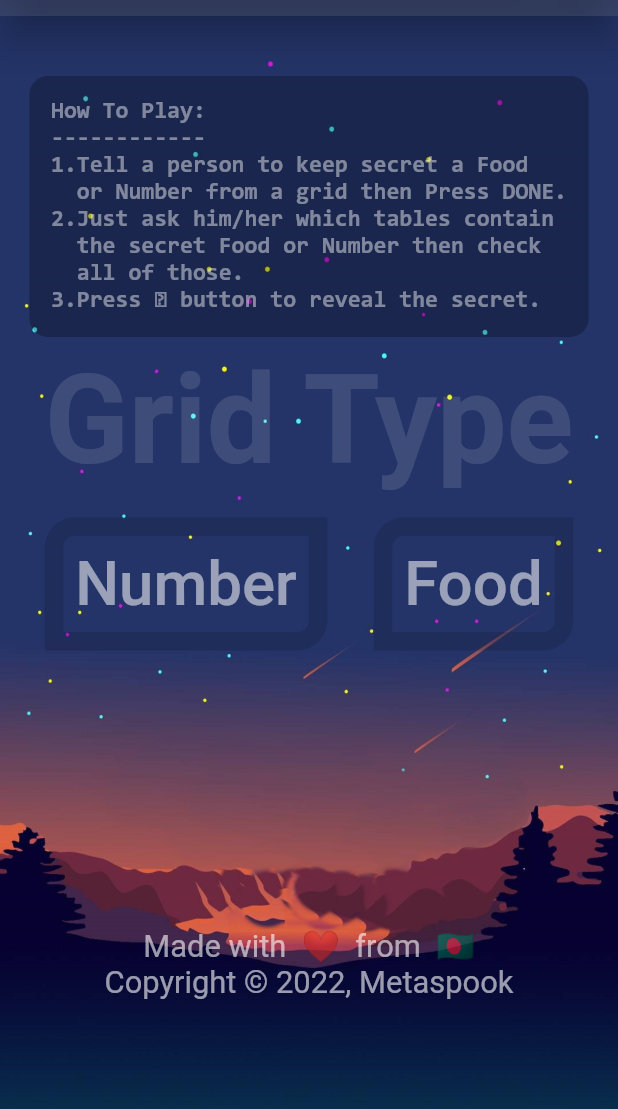
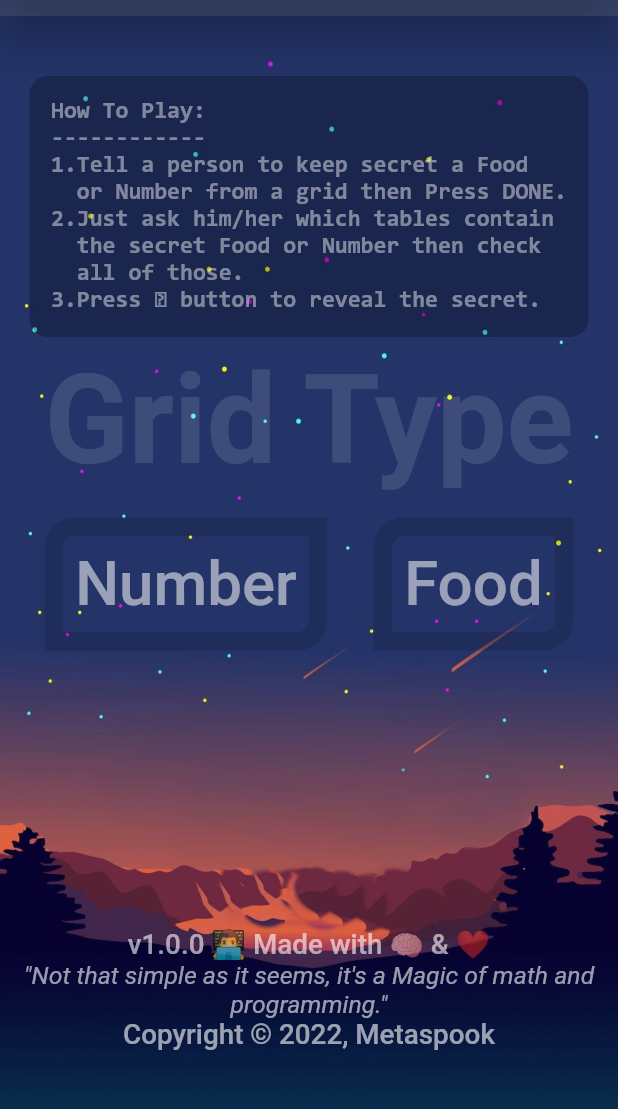
Before and after one commit to metaspook/numagic, a Flutter app: the screen it shows after launch, after a tap on "About", on a phone screen of 412 x 824 dp, the part 68-1177 px from its top. Run offline on Flutter 3.47's test engine with Material 2 defaults, Android fonts, the phone set to English and light mode, and no system bars; our stand-ins replace audioplayers, card_swiper.

Commit message:
update about button details

```diff
--- a/lib/controllers/home_controller.dart
+++ b/lib/controllers/home_controller.dart
@@ -1,6 +1,7 @@
 import 'package:flutter/material.dart';
 
 class HomeController extends ChangeNotifier {
+  // about button.
   bool _isAbout = true;
   bool get getAboutState => _isAbout;
 
@@ -8,4 +9,10 @@ class HomeController extends ChangeNotifier {
     _isAbout = !_isAbout;
     notifyListeners();
   }
+
+  // copyright date.
+  static final int _currentYear = DateTime.now().year;
+  final String _currentYearLine =
+      "2022${_currentYear > 2022 ? '-$_currentYear' : ''}";
+  String get currentYearLine => _currentYearLine;
 }
--- a/lib/main.dart
+++ b/lib/main.dart
@@ -4,6 +4,9 @@ import 'package:numagic/nu_magic_app.dart';
 import 'package:provider/provider.dart';
 
 void main() {
+  // set current year.
+  // Constants().currentYear = DateTime.now().year;
+
   runApp(
     MultiProvider(
       providers: [
--- a/lib/utils/constants.dart
+++ b/lib/utils/constants.dart
@@ -4,6 +4,7 @@ class Constants {
   Constants._();
   factory Constants() => Constants._();
 
+  final appVersion = 'v1.0.0';
   final colors = const <MaterialColor>[
     // Activated 15 10 9 8 7 6 5 1 0 looks better.
     Colors.red,
--- a/lib/widgets/about_button.dart
+++ b/lib/widgets/about_button.dart
@@ -1,5 +1,6 @@
 import 'package:flutter/material.dart';
 import 'package:numagic/controllers/home_controller.dart';
+import 'package:numagic/utils/utils.dart';
 import 'package:provider/provider.dart';
 
 class AboutButton extends StatelessWidget {
@@ -8,9 +9,14 @@ class AboutButton extends StatelessWidget {
   @override
   Widget build(BuildContext context) {
     final longestSide = MediaQuery.of(context).size.longestSide;
-
+    final homeController = context.read<HomeController>();
+    final TextStyle primaryTextStyle = TextStyle(
+      color: Colors.white60,
+      fontSize: longestSide * 0.0225,
+      fontWeight: FontWeight.w500,
+    );
     return GestureDetector(
-      onTap: () => context.read<HomeController>().setAboutState(),
+      onTap: () => homeController.setAboutState(),
       child: context.watch<HomeController>().getAboutState
           ? Row(
               mainAxisAlignment: MainAxisAlignment.center,
@@ -29,13 +35,28 @@ class AboutButton extends StatelessWidget {
                 ),
               ],
             )
-          : Text(
-              """
-Made with  ❤️  from  🇧🇩
-Copyright © 2022, Metaspook""",
-              textAlign: TextAlign.center,
-              style: TextStyle(
-                  color: Colors.white60, fontSize: longestSide * 0.025),
+          : Column(
+              children: [
+                Text(
+                  "${Constants().appVersion} 👨‍💻 Made with 🧠 & ❤️",
+                  textAlign: TextAlign.center,
+                  style: primaryTextStyle,
+                ),
+                Text(
+                  "\"Not that simple as it seems, it's a Magic of math and programming.\"",
+                  textAlign: TextAlign.center,
+                  style: TextStyle(
+                    color: Colors.white60,
+                    fontSize: longestSide * 0.02,
+                    fontStyle: FontStyle.italic,
+                  ),
+                ),
+                Text(
+                  "Copyright © ${homeController.currentYearLine}, Metaspook",
+                  textAlign: TextAlign.center,
+                  style: primaryTextStyle,
+                ),
+              ],
             ),
     );
   }
```
